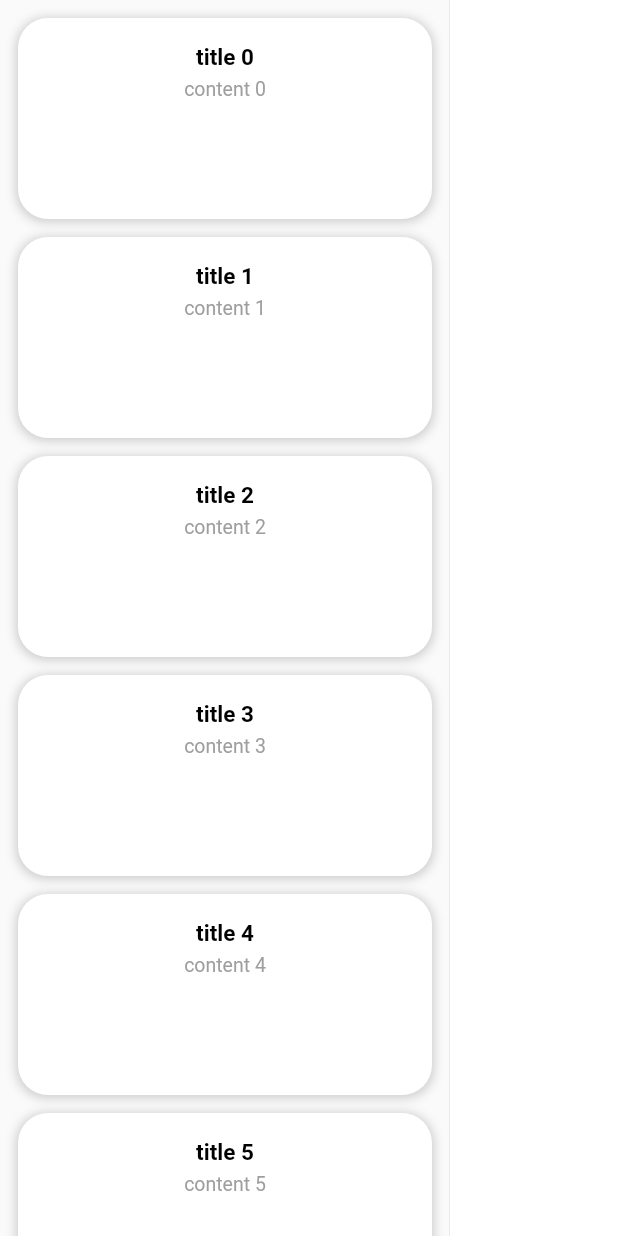
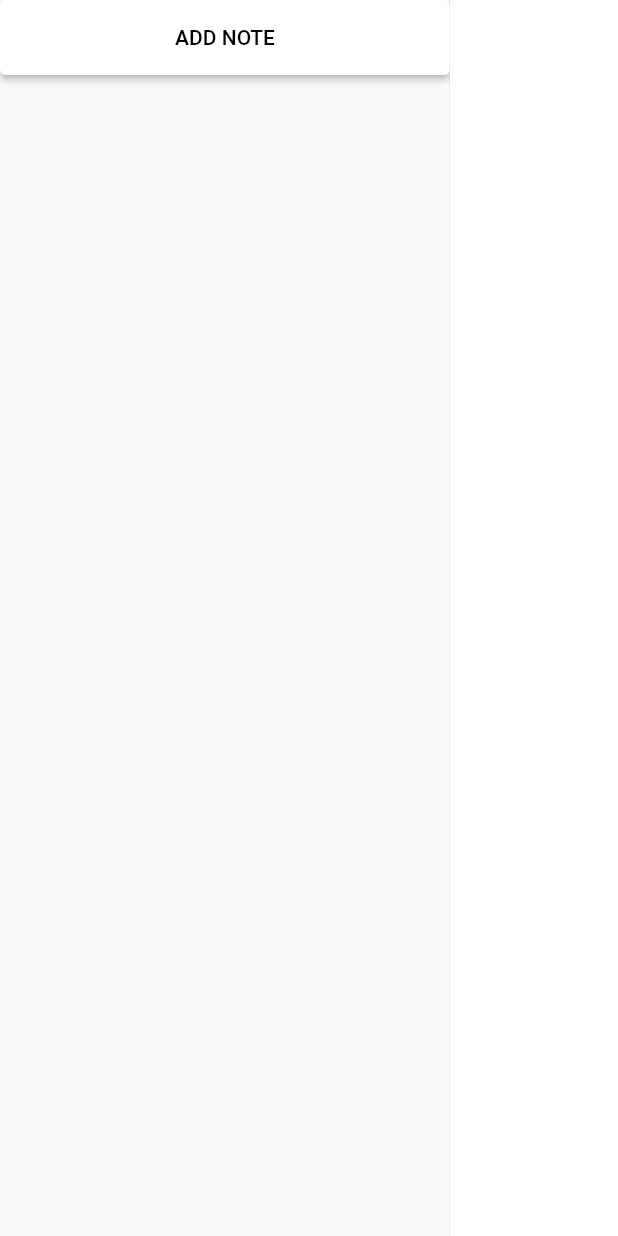
Before and after one commit to akichusell/flutter_study, a Flutter app: the screen it shows after launch, on a phone screen of 412 x 824 dp. Run offline on Flutter 3.47's test engine with Material 2 defaults, Android fonts, the phone set to English and light mode, and no system bars; our stand-ins replace realm; generated files the repository leaves out were written again.

Commit message:
in memory db -> local realm db 변경

```diff
--- a/lib/data/memo_data.dart
+++ /dev/null
@@ -1,48 +0,0 @@
-class MemoData {
-  int id;
-  String title;
-  String content;
-  DateTime createdDate;
-
-  MemoData({
-    this.title = "",
-    this.content = "",
-    int? id,
-    DateTime? createdDate
-  }): id = id ?? _CreateMemoDataId._getId(),
-        createdDate = createdDate ?? DateTime.now();
-
-  static MemoData fromJson(Map<dynamic, dynamic> map) {
-    return MemoData(
-      id : map["id"] as int,
-      title: map["title"] as String,
-      content: map["content"] as String,
-      createdDate: DateTime.parse(map["createdDate"] as String),
-    );
-  }
-
-  Map<dynamic, dynamic> toJson() => <dynamic, dynamic> {
-    "id" : id,
-    "title" : title.toString(),
-    "content" : content.toString(),
-    "createdDate" : createdDate,
-  };
-
-  // @override
-  // bool operator ==(Object other) {
-  //   return other is MemoData &&
-  //     other.runtimeType == runtimeType &&
-  //     other.id == id;
-  // }
-  //
-  // @override
-  // int get hashCode => id.hashCode;
-}
-
-class _CreateMemoDataId {
-  static int startId = 0;
-
-  static int _getId() {
-    return startId++;
-  }
-}
--- a/lib/data/memo_database.dart
+++ b/lib/data/memo_database.dart
@@ -1,9 +1,68 @@
-import 'memo_data.dart';
+import 'package:flutter/foundation.dart';
+
 import 'dart:core';
 
-class MemoDatabase {
-  static final dataList = List<MemoData>.generate(100,
-          (i) => MemoData(title: "title $i",
-                          content: "content $i"),
-      growable: true);
+import 'package:realm/realm.dart';
+
+part 'memo_database.g.dart';
+
+@RealmModel()
+class _Memo {
+  late int id;
+  late String title;
+  late String content;
+  late DateTime createdDate;
 }
+
+class IdGenerator {
+  static int startId = 0;
+
+  static int getId() {
+    return startId++;
+  }
+}
+
+class MemoDatabase extends ChangeNotifier {
+  late Realm realm;
+
+  MemoDatabase() {
+    realm = Realm(Configuration.local([Memo.schema]));
+  }
+
+  @override
+  void dispose() {
+    super.dispose();
+
+    if (!realm.isClosed) {
+      realm.close();
+    }
+  }
+
+  int length() {
+    return realm.all<Memo>().length;
+  }
+
+  Memo getMemo(int index) {
+    return realm.all<Memo>()[index];
+  }
+
+  Memo createNewMemo() {
+    var memo = Memo(IdGenerator.getId(), "", "", DateTime.now());
+    realm.write(() => realm.add(memo));
+
+    notifyListeners();
+    return memo;
+  }
+
+  void updateMemoTitle(Memo memo, String title) {
+    realm.write(() => memo.title = title);
+    notifyListeners();
+  }
+
+  void updateMemoContent(Memo memo, String content) {
+    realm.write(() => memo.content = content);
+    notifyListeners();
+  }
+
+
+}
--- a/lib/main.dart
+++ b/lib/main.dart
@@ -2,6 +2,7 @@ import 'package:flutter/material.dart';
 import 'package:flutter_study/provider/mobile_layout.dart';
 import 'package:provider/provider.dart';
 
+import 'data/memo_database.dart';
 import 'provider/selected_memo.dart';
 import 'ui/page.dart';
 
@@ -18,6 +19,9 @@ void main() {
         ),
         ChangeNotifierProvider(
           create: (BuildContext context) => MobileLayout(),
+        ),
+        ChangeNotifierProvider(
+          create: (BuildContext context) => MemoDatabase(),
         ),
       ],
       child: const MyApp()
@@ -37,7 +41,7 @@ class MyApp extends StatelessWidget {
       theme: ThemeData(
         primarySwatch: Colors.blue,
       ),
-      home: AppPage(),
+      home: const AppPage(),
     );
   }
 }
--- a/lib/provider/selected_memo.dart
+++ b/lib/provider/selected_memo.dart
@@ -1,22 +1,12 @@
-import 'package:flutter/material.dart';
+import 'package:flutter/widgets.dart';
 
-import '../data/memo_data.dart';
+import '../data/memo_database.dart';
 
 class SelectedMemo extends ChangeNotifier {
-  MemoData? selectedMemo;
+  Memo? selectedMemo;
 
-  void changeSelectedMemo(MemoData memo) {
+  void changeSelectedMemo(Memo memo) {
     selectedMemo = memo;
     notifyListeners();
   }
-
-  void updateMemoTitle(String title) {
-    selectedMemo?.title = title;
-    notifyListeners();
-  }
-
-  void updateMemoContent(String content) {
-    selectedMemo?.content = content;
-    notifyListeners();
-  }
 }
--- a/lib/ui/detail_memo.dart
+++ b/lib/ui/detail_memo.dart
@@ -1,6 +1,7 @@
 import 'package:flutter/material.dart';
 import 'package:provider/provider.dart';
 
+import '../data/memo_database.dart';
 import '../provider/mobile_layout.dart';
 import '../provider/selected_memo.dart';
 
@@ -20,15 +21,19 @@ class DetailMemoState extends State<DetailMemo> {
   @override
   void initState() {
     super.initState();
-    _titleTextController.text = context.read<SelectedMemo>().selectedMemo?.title ?? "";
-    _titleTextController.addListener(() {
-      context.read<SelectedMemo>().updateMemoTitle(_titleTextController.text);
-    });
 
-    _contentTextController.text = context.read<SelectedMemo>().selectedMemo?.content ?? "";
-    _contentTextController.addListener(() {
-      context.read<SelectedMemo>().updateMemoContent(_contentTextController.text);
-    });
+    Memo? memo = context.read<SelectedMemo>().selectedMemo;
+    if (memo != null) {
+      _titleTextController.text = memo.title;
+      _titleTextController.addListener(() {
+        context.read<MemoDatabase>().updateMemoTitle(memo, _titleTextController.text);
+      });
+
+      _contentTextController.text = memo.content;
+      _contentTextController.addListener(() {
+        context.read<MemoDatabase>().updateMemoContent(memo, _contentTextController.text);
+      });
+    }
   }
 
   @override
--- a/lib/ui/list_item.dart
+++ b/lib/ui/list_item.dart
@@ -2,15 +2,15 @@ import 'package:flutter/material.dart';
 import 'package:flutter_study/provider/selected_memo.dart';
 import 'package:provider/provider.dart';
 
-import '../data/memo_data.dart';
+import '../data/memo_database.dart';
 import '../provider/mobile_layout.dart';
 import 'detail_memo.dart';
 
 class ListItem extends StatelessWidget {
-  final MemoData memoData;
+  final Memo memo;
 
   const ListItem({
-    required this.memoData,
+    required this.memo,
     super.key
   });
 
@@ -30,7 +30,7 @@ class ListItem extends StatelessWidget {
               offset: const Offset(0, 1),
             )
           ],
-          border: context.watch<SelectedMemo>().selectedMemo == memoData ?
+          border: context.watch<SelectedMemo>().selectedMemo == memo ?
             Border.all(
               color: Colors.blue,
               width: 2,
@@ -43,7 +43,7 @@ class ListItem extends StatelessWidget {
         child: InkWell (
           onTap: () {
             // change selected item
-            context.read<SelectedMemo>().changeSelectedMemo(memoData);
+            context.read<SelectedMemo>().changeSelectedMemo(memo);
 
             if (context.read<MobileLayout>().mobileLayout) {
               Navigator.push(context,
@@ -72,7 +72,7 @@ class ListItem extends StatelessWidget {
                 children: [
                   const SizedBox(height: 5,),
                   Text(
-                    memoData.title.toString(),
+                    memo.title.toString(),
                     style: const TextStyle(
                         color: Colors.black,
                         fontSize: 15,
@@ -82,7 +82,7 @@ class ListItem extends StatelessWidget {
                   const SizedBox(height: 5,),
                   Expanded(
                     child: Text(
-                      memoData.content.toString(),
+                      memo.content.toString(),
                       style: const TextStyle(
                           color: Colors.grey,
                           fontSize: 13,
--- a/lib/ui/listview_memo.dart
+++ b/lib/ui/listview_memo.dart
@@ -1,25 +1,44 @@
 import 'package:flutter/material.dart';
+import 'package:provider/provider.dart';
 
-import '../data/memo_data.dart';
+import '../data/memo_database.dart';
+import '../provider/selected_memo.dart';
 import 'list_item.dart';
 
 class ListViewMemo extends StatelessWidget {
-  final List<MemoData> dataList;
-
   const ListViewMemo({
-    required this.dataList,
     super.key
   });
 
   @override
   Widget build(BuildContext context) {
-    return ListView.builder(
-      itemCount: dataList.length,
-      itemBuilder: (context, index) {
-        return ListItem(
-          memoData:dataList[index],
-        );
-      },
-    );
+    return
+    Column(
+      children: [
+        ElevatedButton(
+          onPressed: () {
+            var memoData = context.read<MemoDatabase>().createNewMemo();
+            context.read<SelectedMemo>().changeSelectedMemo(memoData);
+          },
+          style: ElevatedButton.styleFrom(
+            minimumSize: const Size.fromHeight(50),
+            backgroundColor: Colors.white,
+            foregroundColor: Colors.black,
+          ),
+          child: const Text("ADD NOTE"),
+        ),
+        Expanded(
+          child: ListView.builder(
+            itemCount: context.watch<MemoDatabase>().length(),
+            itemBuilder: (context, index) {
+              return ListItem(
+                memo: context.watch<MemoDatabase>().getMemo(index),
+              );
+            },
+          ),
+        ),
+      ],
+    )
+    ;
   }
 }
--- a/lib/ui/page.dart
+++ b/lib/ui/page.dart
@@ -1,7 +1,6 @@
 import 'package:flutter/material.dart';
 import 'package:provider/provider.dart';
 
-import '../data/memo_database.dart';
 import '../provider/mobile_layout.dart';
 import '../provider/selected_memo.dart';
 import 'detail_memo.dart';
@@ -30,16 +29,16 @@ class AppPageState extends State<AppPage> {
   }
 
   Widget mobileWidget() {
-    return ListViewMemo(dataList: MemoDatabase.dataList);
+    return const ListViewMemo();
   }
 
   Widget desktopWidget() {
     return Row(
       children: [
         // list drawer
-        SizedBox(
+        const SizedBox(
           width: 300,
-          child: ListViewMemo(dataList: MemoDatabase.dataList),
+          child: ListViewMemo(),
         ),
         const VerticalDivider(width: 0),
         // detail
```
Also changed, not shown: lib/data/memo_database.g.dart (added).
